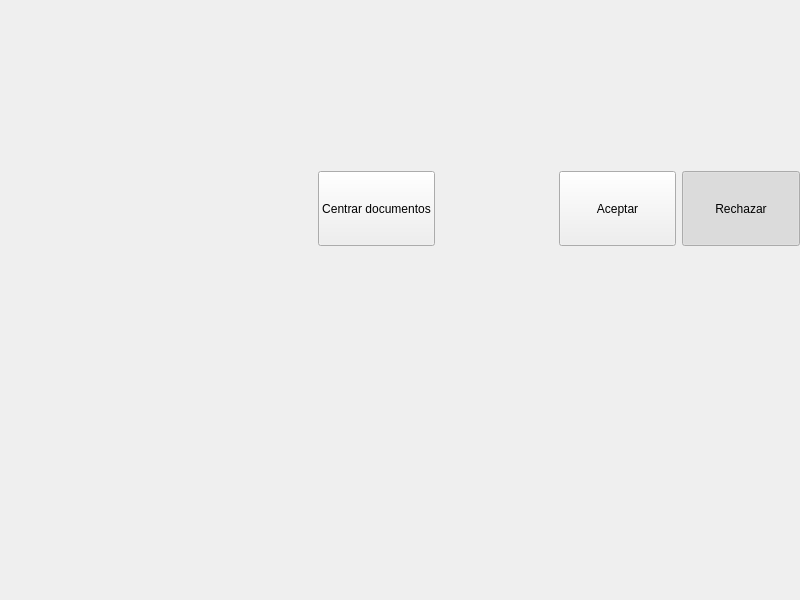
Old version of the form TP2UI/TP2/gamescreen.ui in the repository 0tomi/POO-TP.
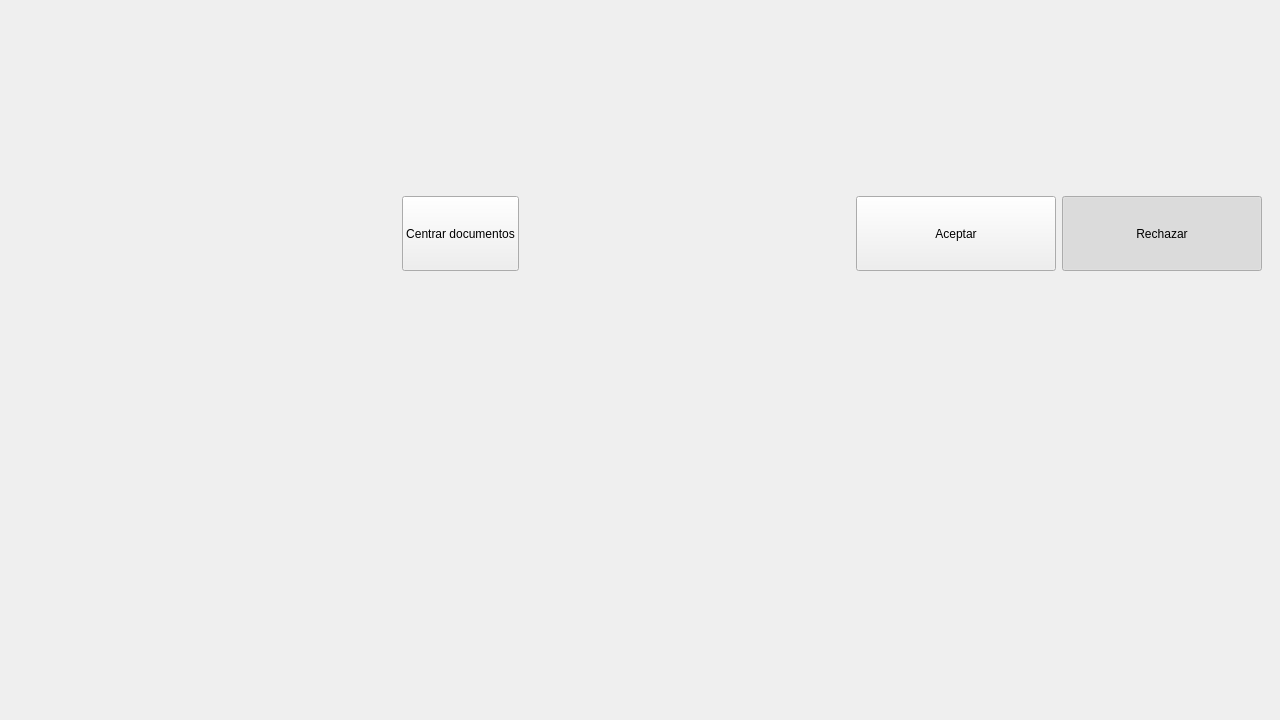
New version of the form. Icons and pictures are not drawn.

```diff
--- a/TP2UI/TP2/gamescreen.ui
+++ b/TP2UI/TP2/gamescreen.ui
@@ -6,8 +6,8 @@
    <rect>
     <x>0</x>
     <y>0</y>
-    <width>800</width>
-    <height>600</height>
+    <width>1280</width>
+    <height>720</height>
    </rect>
   </property>
   <property name="minimumSize">
@@ -71,86 +71,11 @@
       <property name="spacing">
        <number>0</number>
       </property>
-      <item row="2" column="0">
-       <widget class="QWidget" name="Mesa" native="true">
-        <property name="sizePolicy">
-         <sizepolicy hsizetype="Preferred" vsizetype="MinimumExpanding">
-          <horstretch>0</horstretch>
-          <verstretch>0</verstretch>
-         </sizepolicy>
-        </property>
-        <property name="minimumSize">
-         <size>
-          <width>300</width>
-          <height>250</height>
-         </size>
-        </property>
-        <property name="maximumSize">
-         <size>
-          <width>600</width>
-          <height>600</height>
-         </size>
-        </property>
-        <property name="styleSheet">
-         <string notr="true">#Mesa{
-	border-image: url(:/Resources/mesa2.png);
-}</string>
-        </property>
-       </widget>
-      </item>
-      <item row="0" column="1">
-       <widget class="QWidget" name="Nose" native="true">
-        <property name="minimumSize">
-         <size>
-          <width>400</width>
-          <height>100</height>
-         </size>
-        </property>
-        <property name="maximumSize">
-         <size>
-          <width>1350</width>
-          <height>400</height>
-         </size>
-        </property>
-        <property name="styleSheet">
-         <string notr="true">#Nose{
-	border-image: url(:/Resources/fondo.png);
-}</string>
-        </property>
-       </widget>
-      </item>
-      <item row="0" column="0" rowspan="2">
-       <widget class="QWidget" name="FondoNPC" native="true">
-        <property name="sizePolicy">
-         <sizepolicy hsizetype="Preferred" vsizetype="Expanding">
-          <horstretch>0</horstretch>
-          <verstretch>0</verstretch>
-         </sizepolicy>
-        </property>
-        <property name="minimumSize">
-         <size>
-          <width>300</width>
-          <height>250</height>
-         </size>
-        </property>
-        <property name="maximumSize">
-         <size>
-          <width>600</width>
-          <height>600</height>
-         </size>
-        </property>
-        <property name="styleSheet">
-         <string notr="true">#FondoNPC{
-	border-image: url(:/Resources/fondoAlturas.png);
-}</string>
-        </property>
-       </widget>
-      </item>
       <item row="1" column="1" rowspan="2">
        <widget class="QWidget" name="Escritorio" native="true">
         <property name="sizePolicy">
-         <sizepolicy hsizetype="Expanding" vsizetype="Expanding">
-          <horstretch>0</horstretch>
+         <sizepolicy hsizetype="Preferred" vsizetype="Preferred">
+          <horstretch>7</horstretch>
           <verstretch>0</verstretch>
          </sizepolicy>
         </property>
@@ -315,7 +240,7 @@
            </property>
            <property name="maximumSize">
             <size>
-             <width>1920</width>
+             <width>500</width>
              <height>200</height>
             </size>
            </property>
@@ -340,6 +265,87 @@
         </layout>
        </widget>
       </item>
+      <item row="0" column="0" rowspan="2">
+       <widget class="QWidget" name="FondoNPC" native="true">
+        <property name="sizePolicy">
+         <sizepolicy hsizetype="Minimum" vsizetype="Expanding">
+          <horstretch>3</horstretch>
+          <verstretch>1</verstretch>
+         </sizepolicy>
+        </property>
+        <property name="minimumSize">
+         <size>
+          <width>300</width>
+          <height>300</height>
+         </size>
+        </property>
+        <property name="maximumSize">
+         <size>
+          <width>600</width>
+          <height>600</height>
+         </size>
+        </property>
+        <property name="sizeIncrement">
+         <size>
+          <width>50</width>
+          <height>0</height>
+         </size>
+        </property>
+        <property name="styleSheet">
+         <string notr="true">#FondoNPC{
+	border-image: url(:/Resources/fondoAlturas.png);
+}</string>
+        </property>
+       </widget>
+      </item>
+      <item row="0" column="1">
+       <widget class="QWidget" name="Nose" native="true">
+        <property name="minimumSize">
+         <size>
+          <width>400</width>
+          <height>100</height>
+         </size>
+        </property>
+        <property name="maximumSize">
+         <size>
+          <width>1350</width>
+          <height>400</height>
+         </size>
+        </property>
+        <property name="styleSheet">
+         <string notr="true">#Nose{
+	border-image: url(:/Resources/fondo.png);
+}</string>
+        </property>
+       </widget>
+      </item>
+      <item row="2" column="0">
+       <widget class="QWidget" name="Mesa" native="true">
+        <property name="sizePolicy">
+         <sizepolicy hsizetype="Minimum" vsizetype="MinimumExpanding">
+          <horstretch>1</horstretch>
+          <verstretch>2</verstretch>
+         </sizepolicy>
+        </property>
+        <property name="minimumSize">
+         <size>
+          <width>300</width>
+          <height>300</height>
+         </size>
+        </property>
+        <property name="maximumSize">
+         <size>
+          <width>600</width>
+          <height>600</height>
+         </size>
+        </property>
+        <property name="styleSheet">
+         <string notr="true">#Mesa{
+	border-image: url(:/Resources/mesa2.png);
+}</string>
+        </property>
+       </widget>
+      </item>
      </layout>
     </widget>
    </item>
```
Left out of the diff: 2 changed lines with no effect on the pictures.
